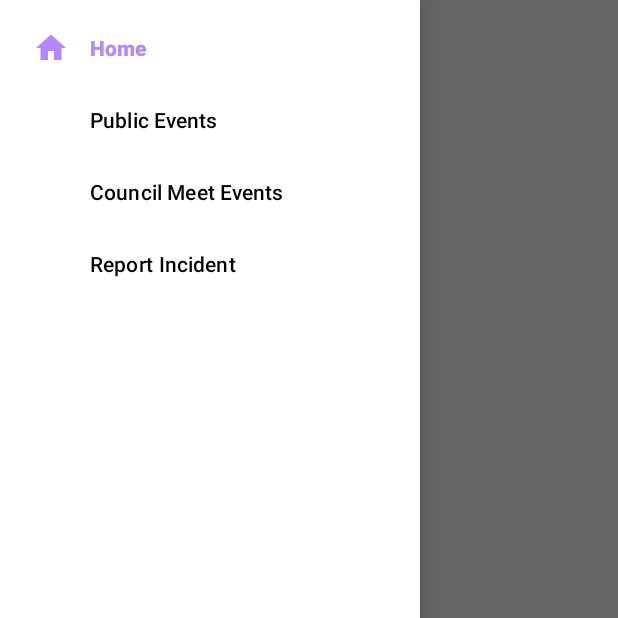
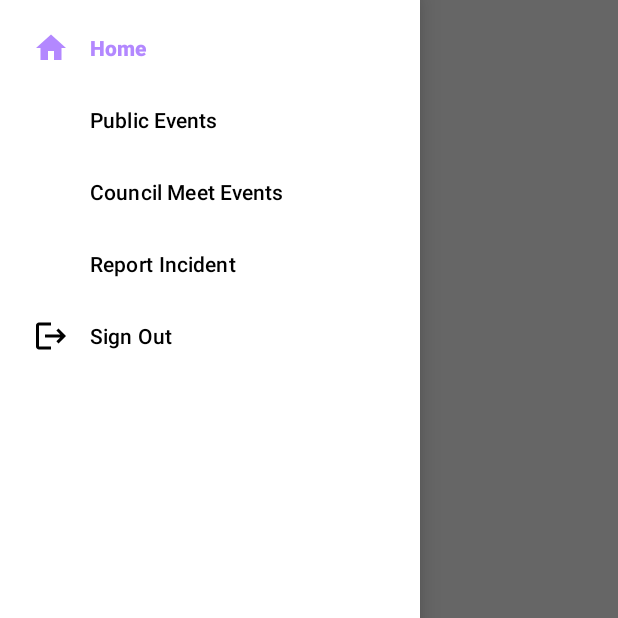
Before and after one commit to DascaluCosmin/Citizen-U, an Android app: the MainActivity screen opened directly, with no data from a screen before it, with the side drawer open, on a phone screen of 412 x 824 dp, the top half of it. Run offline under Robolectric (Android 15) with nearby library versions, the light colour scheme and no system bars; our stand-ins replace Dagger/Hilt's generated code, Firebase (no records; nobody signed in at launch, a user with empty details on screens opened directly), navigation-ui; 4 statements that could not run were skipped.

Commit message:
[S12]: Navigation Drawer - Logout Button now on Navigation Drawer

```diff
--- a/app/src/main/java/com/ubb/citizen_u/ui/MainActivity.kt
+++ b/app/src/main/java/com/ubb/citizen_u/ui/MainActivity.kt
@@ -2,6 +2,7 @@ package com.ubb.citizen_u.ui
 
 import android.content.Intent
 import android.os.Bundle
+import androidx.activity.viewModels
 import androidx.appcompat.app.AppCompatActivity
 import androidx.drawerlayout.widget.DrawerLayout
 import androidx.navigation.NavController
@@ -13,8 +14,11 @@ import androidx.navigation.ui.navigateUp
 import androidx.navigation.ui.setupWithNavController
 import com.ubb.citizen_u.R
 import com.ubb.citizen_u.databinding.ActivityMainBinding
+import com.ubb.citizen_u.ui.viewmodels.AuthenticationViewModel
 import dagger.hilt.android.AndroidEntryPoint
+import kotlinx.coroutines.ExperimentalCoroutinesApi
 
+@ExperimentalCoroutinesApi
 @AndroidEntryPoint
 class MainActivity : AppCompatActivity() {
 
@@ -26,6 +30,8 @@ class MainActivity : AppCompatActivity() {
     private lateinit var drawerLayout: DrawerLayout
     private lateinit var navController: NavController
     private lateinit var binding: ActivityMainBinding
+
+    private val authenticationViewModel: AuthenticationViewModel by viewModels()
     private val args: MainActivityArgs by navArgs()
 
     /**
@@ -50,6 +56,7 @@ class MainActivity : AppCompatActivity() {
 
         appBarConfiguration = AppBarConfiguration(navController.graph, drawerLayout)
 
+        overrideNavigationDrawerItems()
 //         setupActionBarWithNavController(navController, appBarConfiguration)
 //        supportActionBar?.hide()
     }
@@ -65,14 +72,20 @@ class MainActivity : AppCompatActivity() {
 //        }
 //    }
 
+    private fun overrideNavigationDrawerItems() {
+        binding.navigationView.menu.findItem(R.id.loginFragment).setOnMenuItemClickListener {
+            authenticationViewModel.signOut()
+
+            // TODO: This doesn't work as expected for Screens other than Home (has to be pressed twice)
+            super.onBackPressed()
+            true
+        }
+    }
+
     override fun onSupportNavigateUp(): Boolean {
         val navController = findNavController(R.id.fragment)
         return navController.navigateUp(appBarConfiguration)
                 || super.onNavigateUp()
-    }
-
-    fun onBackPressedForSignOut() {
-        super.onBackPressed()
     }
 
     override fun onBackPressed() {
--- a/app/src/main/java/com/ubb/citizen_u/ui/fragments/SignedInFragment.kt
+++ b/app/src/main/java/com/ubb/citizen_u/ui/fragments/SignedInFragment.kt
@@ -15,9 +15,7 @@ import androidx.navigation.fragment.navArgs
 import com.ubb.citizen_u.R
 import com.ubb.citizen_u.databinding.FragmentSignedInBinding
 import com.ubb.citizen_u.domain.model.Response
-import com.ubb.citizen_u.ui.MainActivity
 import com.ubb.citizen_u.ui.util.toastErrorMessage
-import com.ubb.citizen_u.ui.viewmodels.AuthenticationViewModel
 import com.ubb.citizen_u.ui.viewmodels.CitizenViewModel
 import dagger.hilt.android.AndroidEntryPoint
 import kotlinx.coroutines.ExperimentalCoroutinesApi
@@ -32,7 +30,6 @@ class SignedInFragment : Fragment() {
         const val TAG = "UBB-SignedInFragment"
     }
 
-    private val authenticationViewModel: AuthenticationViewModel by activityViewModels()
     private val citizenViewModel: CitizenViewModel by activityViewModels()
 
     private var _binding: FragmentSignedInBinding? = null
@@ -113,20 +110,6 @@ class SignedInFragment : Fragment() {
         _binding = null
     }
 
-    /**
-     * TODO: Improve the signOut. Scenarios:
-     * - The apps closes unexpectedly.
-     *      - If you call signOut on the onStop callback, watch for Configuration Changes, e.g. Device Rotation
-     * - The User uses the Home button. Question: what happens then?
-     * - The User presses the Back button. - DONE
-     */
-    fun signOut() {
-        authenticationViewModel.signOut()
-
-        // Workaround for Nav Component shortcoming
-        (requireActivity() as MainActivity).onBackPressedForSignOut()
-    }
-
     fun viewPublicEventsList() {
         findNavController().navigate(R.id.action_signedInFragment_to_eventsListFragment)
     }
--- /dev/null
+++ b/app/src/main/res/drawable/ic_baseline_logout_24.xml
@@ -0,0 +1,5 @@
+<vector android:autoMirrored="true" android:height="24dp"
+    android:tint="#B388FF" android:viewportHeight="24"
+    android:viewportWidth="24" android:width="24dp" xmlns:android="http://schemas.android.com/apk/res/android">
+    <path android:fillColor="@android:color/white" android:pathData="M17,7l-1.41,1.41L18.17,11H8v2h10.17l-2.58,2.58L17,17l5,-5zM4,5h8V3H4c-1.1,0 -2,0.9 -2,2v14c0,1.1 0.9,2 2,2h8v-2H4V5z"/>
+</vector>
--- a/app/src/main/res/menu/drawer_menu.xml
+++ b/app/src/main/res/menu/drawer_menu.xml
@@ -18,4 +18,9 @@
     <item
         android:id="@+id/reportIncidentFragment"
         android:title="@string/report_incident_fragment_label" />
+
+    <item
+        android:id="@+id/loginFragment"
+        android:icon="@drawable/ic_baseline_logout_24"
+        android:title="@string/signed_in_logout_button" />
 </menu>
```
Also changed, not shown: app/src/main/res/layout/fragment_signed_in.xml (+0 -11 lines).
